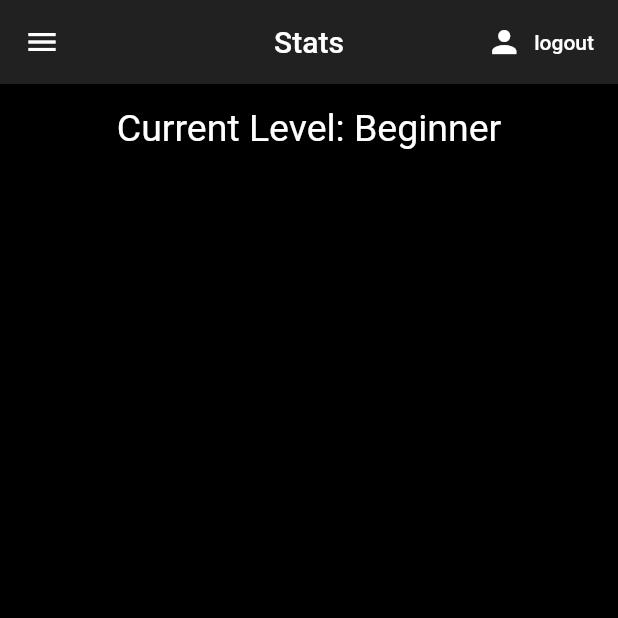
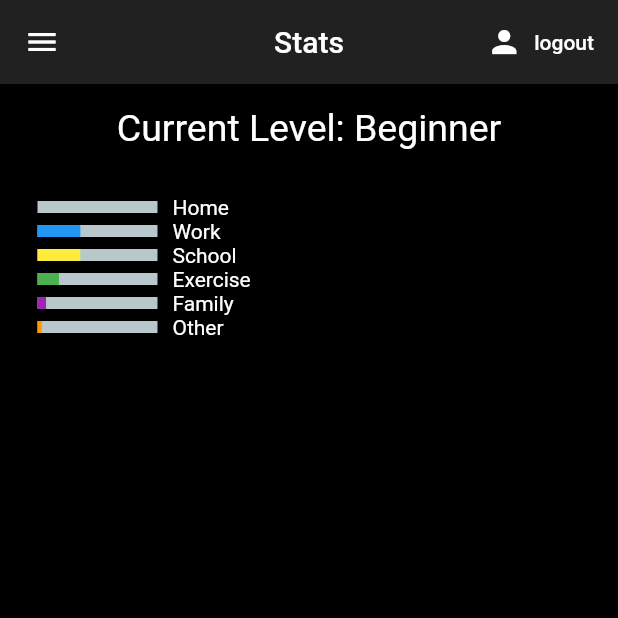
Before and after one commit to maldz3/CS361-Pomodoro, a Flutter app: the StatsPage screen opened by its route, on a phone screen of 412 x 824 dp, the top half of it. Run offline on Flutter 3.47's test engine with Material 2 defaults, Android fonts, the phone set to English and light mode, and no system bars; drawn by our look-alikes of percent_indicator; our stand-ins replace cloud_firestore, dropdown_formfield, email_validator, firebase_auth, flutter_phoenix; missing offline and left inert: cloud_firestore_web, firebase_auth_web, firebase_core_web; accounts and stored records are empty; Roboto replaces fonts that are missing (Rubik); statements that could not run were skipped.

Commit message:
Added category percentage indicators

```diff
--- a/lib/screens/stats_page.dart
+++ b/lib/screens/stats_page.dart
@@ -1,4 +1,5 @@
 import 'package:flutter/material.dart';
+import 'package:percent_indicator/percent_indicator.dart';
 import 'package:pomodoro/our_components.dart';
 import 'package:pomodoro/our_models.dart';
 import 'package:pomodoro/styles.dart';
@@ -24,7 +25,7 @@ class _StatsPageState extends State<StatsPage> {
   Widget build(BuildContext context) {
     int workTime, schoolTime, exerciseTime, homeTime, familyTime, otherTime;
 
-    Map<String, int> catTimes = { 'Home': 0, 'Work': 0, 'Exercise': 0, 'Family': 0, 'Other': 0 };
+    Map<String, int> catTimes = { 'Home': 0, 'Work': 10, 'School': 10, 'Exercise': 5, 'Family': 2, 'Other': 1 };
 
     // iterates through list of user tasks and increments times based on category
     if(user != null && user.tasks.list != null) {
@@ -51,14 +52,104 @@ class _StatsPageState extends State<StatsPage> {
         appBar: CustomAppBar('Stats'),
         drawer: BuildDrawer(),
         body: Builder(builder: (context) {
-          return Column(children: <Widget>[
-            Padding(
-              padding: EdgeInsets.all(15),
-              child: Center(
-                child: Text('Current Level: $title',
-                  style: Styles.headerLarge)),
+          return Padding(
+            padding: EdgeInsets.all(15),
+            child: Column(
+              //crossAxisAlignment: CrossAxisAlignment.center,
+              children: <Widget>[
+                Center(
+                  child: Text('Current Level: $title',
+                    style: Styles.headerLarge)
+                ),
+                //catPercents(context, catTimes, total_time)])
+                SizedBox(height: 30,),
+                Column(
+                  //crossAxisAlignment: CrossAxisAlignment.center,
+                  children: [
+                  Row(children: [
+                    LinearPercentIndicator(
+                      width: 100.0,
+                      lineHeight: 8.0,
+                      percent: (catTimes['Home'] / 10),
+                      progressColor: Colors.red,
+                    ),
+                    Text('Home'),
+                  ])
+                ]),
+                Column(children: [
+                  Row(children: [
+                    LinearPercentIndicator(
+                      width: 100.0,
+                      lineHeight: 8.0,
+                      percent: (catTimes['Work'] / total_time),
+                      progressColor: Colors.blue,
+                    ),
+                    Text('Work'),
+                  ])
+                ]),
+                Column(children: [
+                  Row(children: [
+                    LinearPercentIndicator(
+                      width: 100.0,
+                      lineHeight: 8.0,
+                      percent: (catTimes['School'] / total_time),
+                      progressColor: Colors.yellow,
+                    ),
+                    Text('School'),
+                  ])
+                ]),
+                Column(children: [
+                  Row(children: [
+                    LinearPercentIndicator(
+                      width: 100.0,
+                      lineHeight: 8.0,
+                      percent: (catTimes['Exercise'] / total_time),
+                      progressColor: Colors.green,
+                    ),
+                    Text('Exercise'),
+                  ])
+                ]),
+                Column(children: [
+                  Row(children: [
+                    LinearPercentIndicator(
+                      width: 100.0,
+                      lineHeight: 8.0,
+                      percent: (catTimes['Family'] / total_time),
+                      progressColor: Colors.purple,
+                    ),
+                    Text('Family'),
+                  ])
+                ]),
+                Column(children: [
+                  Row(children: [
+                    LinearPercentIndicator(
+                      width: 100.0,
+                      lineHeight: 8.0,
+                      percent: (catTimes['Other'] / total_time),
+                      progressColor: Colors.orange,
+                    ),
+                    Text('Other'),
+                  ])
+                ]),
+              ]
             ),
-          ]);
+          );
         }));
   }
 }
+
+// Widget catPercents(BuildContext context, Map<String, int> catTimes, int totalTime) {
+//   print(catTimes);
+//   catTimes.forEach((k,v){
+//     return //Row(children: [
+//       Text(k);
+//       // LinearPercentIndicator(
+//       //   width: 100.0,
+//       //   lineHeight: 8.0,
+//       //   percent: (v / totalTime),
+//       //   progressColor: Colors.red,
+//       // )
+//     //]
+//     //);
+//   });
+// }
--- a/pubspec.yaml
+++ b/pubspec.yaml
@@ -19,6 +19,7 @@ dependencies:
   cloud_firestore: ^0.13.7
   uuid: ^2.2.0
   flutter_phoenix: ^0.1.0
+  percent_indicator: ^2.1.5
 
 dev_dependencies:
   flutter_test:
```
